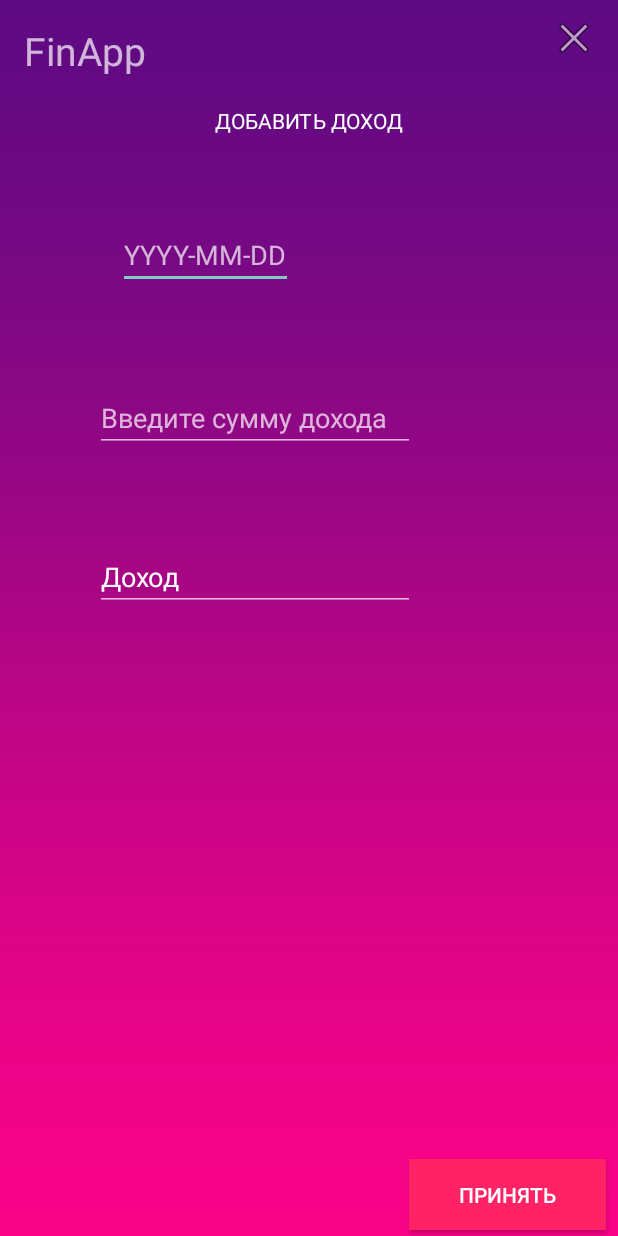
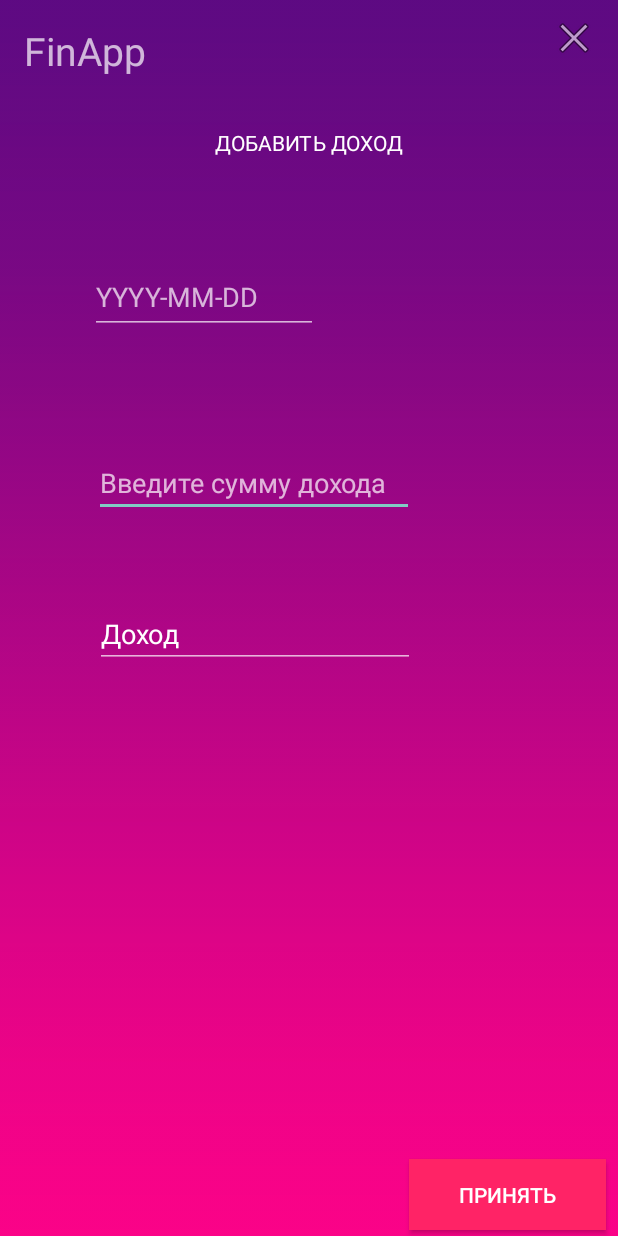
Before and after one commit to Vutsen/AndroidApp, an Android app: the IncomeActivity screen opened directly, with no data from a screen before it, on a phone screen of 412 x 824 dp. Run offline under Robolectric (Android 15) with nearby library versions, the phone set to English and light mode, and no system bars; Roboto replaces fonts that are not available here.

Commit message:
full realization FinApp

```diff
--- a/FinApp/app/src/main/java/spa/sky/finapp/DBHelper.java
+++ b/FinApp/app/src/main/java/spa/sky/finapp/DBHelper.java
@@ -251,6 +251,7 @@ public class DBHelper extends SQLiteOpenHelper {
         cursor.close();
         return list;
     }
+
     public HashMap<String, Integer> getDateExpenses(String start, String end){
         db = this.getReadableDatabase();
 
--- a/FinApp/app/src/main/java/spa/sky/finapp/Transactions.java
+++ b/FinApp/app/src/main/java/spa/sky/finapp/Transactions.java
@@ -9,7 +9,6 @@ import java.util.Locale;
 public class Transactions {
     String tag;
     int uid, exin;
-    String date;
     long amount;
     String created_at;
     String getdate;
@@ -44,9 +43,9 @@ public class Transactions {
 
     public String getDateTime(){
         return getdate;
-    };
+    }
 
-    public void setDate(String date){this.date = date; }
+    public void setDate(String getdate){this.getdate= getdate; }
 
     public void setTag(String tag) {
         this.tag = tag;
--- a/FinApp/app/src/main/res/layout/activity_take.xml
+++ b/FinApp/app/src/main/res/layout/activity_take.xml
@@ -84,14 +84,13 @@
 
     <EditText
         android:id="@+id/dateTextViewTake"
-        android:layout_width="wrap_content"
-        android:layout_height="wrap_content"
-        android:layout_marginStart="16dp"
-        android:layout_marginLeft="16dp"
-        android:layout_marginTop="96dp"
-        android:layout_marginEnd="8dp"
-        android:layout_marginRight="8dp"
+        android:layout_width="152dp"
+        android:layout_height="49dp"
+        android:layout_weight="1"
+        android:ems="10"
+        android:focusable="false"
         android:hint="YYYY-MM-DD"
+        app:layout_constraintBottom_toBottomOf="@id/takeEditText"
         app:layout_constraintEnd_toEndOf="parent"
         app:layout_constraintHorizontal_bias="0.231"
         app:layout_constraintStart_toStartOf="parent"
@@ -112,10 +111,10 @@
         android:inputType="number"
         app:layout_constraintBottom_toBottomOf="parent"
         app:layout_constraintEnd_toEndOf="parent"
-        app:layout_constraintHorizontal_bias="0.175"
+        app:layout_constraintHorizontal_bias="0.172"
         app:layout_constraintStart_toStartOf="parent"
         app:layout_constraintTop_toBottomOf="@+id/dateTextViewTake"
-        app:layout_constraintVertical_bias="0.084" />
+        app:layout_constraintVertical_bias="0.114" />
 
     <EditText
         android:id="@+id/tagEditTextTake"
```
Also changed, not shown: FinApp/app/src/main/java/spa/sky/finapp/ExpensesActivity.java (+5 -6 lines), FinApp/app/src/main/java/spa/sky/finapp/IncomeActivity.java (+5 -4 lines), FinApp/app/src/main/res/layout/activity_pay.xml (+5 -8 lines).
